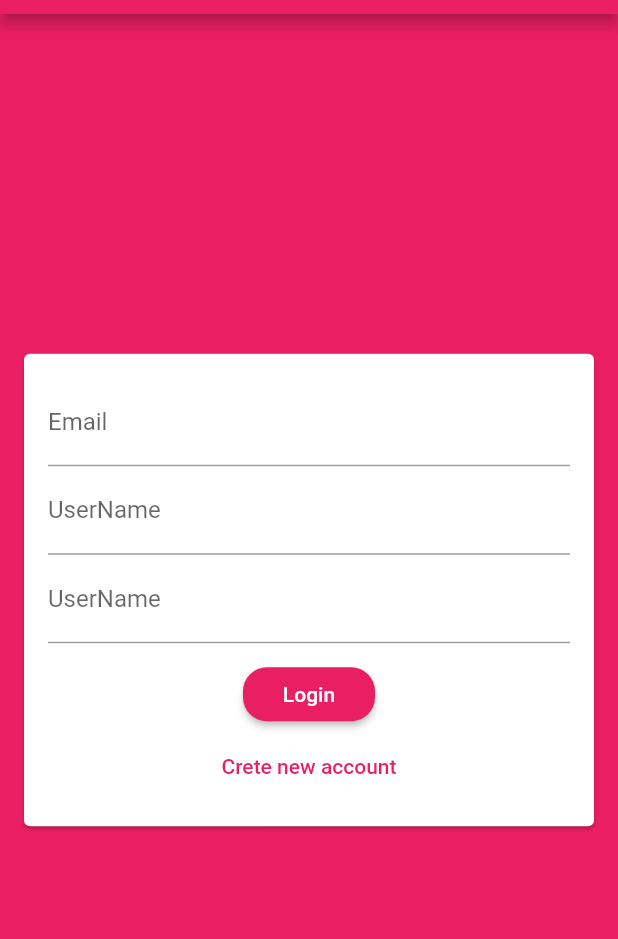
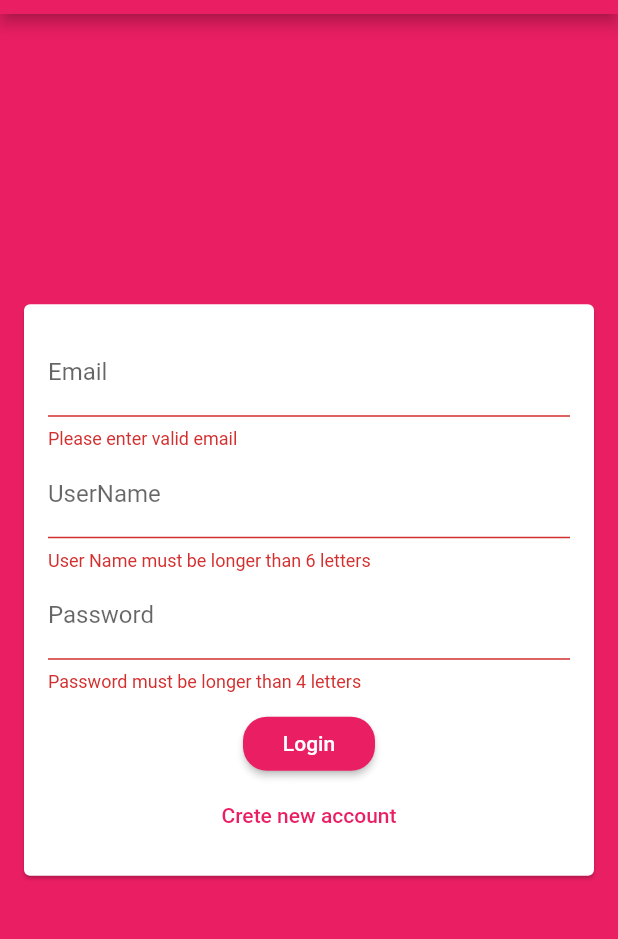
Before and after one commit to Tamir198/Chat-App, a Flutter app: the screen it shows after launch, after a tap on "Login", on a phone screen of 412 x 824 dp, the part 70-1009 px from its top. Run offline on Flutter 3.47's test engine with Material 2 defaults, Android fonts, the phone set to English and light mode, and no system bars; our stand-ins replace cloud_firestore; accounts and stored records are empty.

Commit message:
Adding Login and SignUp logic

```diff
--- a/lib/widgets/auth_form_widget.dart
+++ b/lib/widgets/auth_form_widget.dart
@@ -1,36 +1,99 @@
 import 'package:flutter/material.dart';
 
-class AuthFormWidget extends StatelessWidget {
+class AuthFormWidget extends StatefulWidget {
+  @override
+  _AuthFormWidgetState createState() => _AuthFormWidgetState();
+}
+
+class _AuthFormWidgetState extends State<AuthFormWidget> {
+  bool _shouldLoginUser = true;
+  final EdgeInsets _viewSpacing = EdgeInsets.all(16);
+  final GlobalKey<FormState> _formKey  = GlobalKey<FormState>();
+  String _userEmail, _userName, _userPassword;
+
+  void _trySubmitForm(){
+    final isValid = _formKey.currentState.validate();
+    FocusScope.of(context).unfocus();
+
+    if(isValid){
+      //will trigger onSave function for every textFormField
+      _formKey.currentState.save();
+      print('$_userEmail $_userName  $_userPassword');
+    }
+  }
+
   @override
   Widget build(BuildContext context) {
     return Center(
       child: Card(
-        margin: EdgeInsets.all(16),
+        margin: _viewSpacing,
         child: SingleChildScrollView(
           child: Padding(
-            padding: EdgeInsets.all(16),
+            padding: _viewSpacing,
             child: Form(
+              key: _formKey,
               child: Column(
                 mainAxisSize: MainAxisSize.min,
                 children: [
-                  TextField(
+                  TextFormField(
+                    key: ValueKey('email'),
+                    validator: (value){
+                      if (value.isEmpty && !value.contains('@')){
+                        return 'Please enter valid email';
+                      }
+                      return null;
+                    },
                     keyboardType: TextInputType.emailAddress,
                     decoration: InputDecoration(labelText: 'Email'),
+                    onSaved: (value){
+                      _userEmail = value;
+                    },
                   ),
-                  TextField(
+                  if(_shouldLoginUser)
+                  TextFormField(
+                    key: ValueKey('UserName'),
+
+                    validator: (value){
+                      if(value.isEmpty || value.length < 7){
+                        return 'User Name must be longer than 6 letters';
+                      }
+                      return null;
+                    },
                     decoration: InputDecoration(labelText: 'UserName'),
+                    onSaved: (value){
+                      _userName = value;
+                    },
                   ),
-                  TextField(
-                    decoration: InputDecoration(labelText: 'UserName'),
+
+                  TextFormField(
+                    key: ValueKey('Password'),
+
+                    validator: (value){
+                        if(value.isEmpty || value.length < 4){
+                          return 'Password must be longer than 4 letters';
+                        }
+                        return null;
+                    },
+                    decoration: InputDecoration(labelText: 'Password'),
+                    onSaved: (value){
+                      _userPassword = value;
+                    },
                     //hide text entered by the user
                     obscureText: true,
                   ),
                   SizedBox(height: 10),
-                  RaisedButton(child: Text('Login'), onPressed: () {}),
+                  RaisedButton(
+                      child: Text(_shouldLoginUser ? 'Login' : 'SignUp'),
+                      onPressed: _trySubmitForm
+                  ),
                   FlatButton(
                       textColor: Theme.of(context).primaryColor,
-                      child: Text('Crete new account'),
-                      onPressed: () {  })
+                      child: Text(_shouldLoginUser ? 'Crete new account' : 'Already have an account'),
+                      onPressed: () {
+                        setState(() {
+                          _shouldLoginUser = !_shouldLoginUser;
+                        });
+                      })
                 ],
               ),
             ),
```
